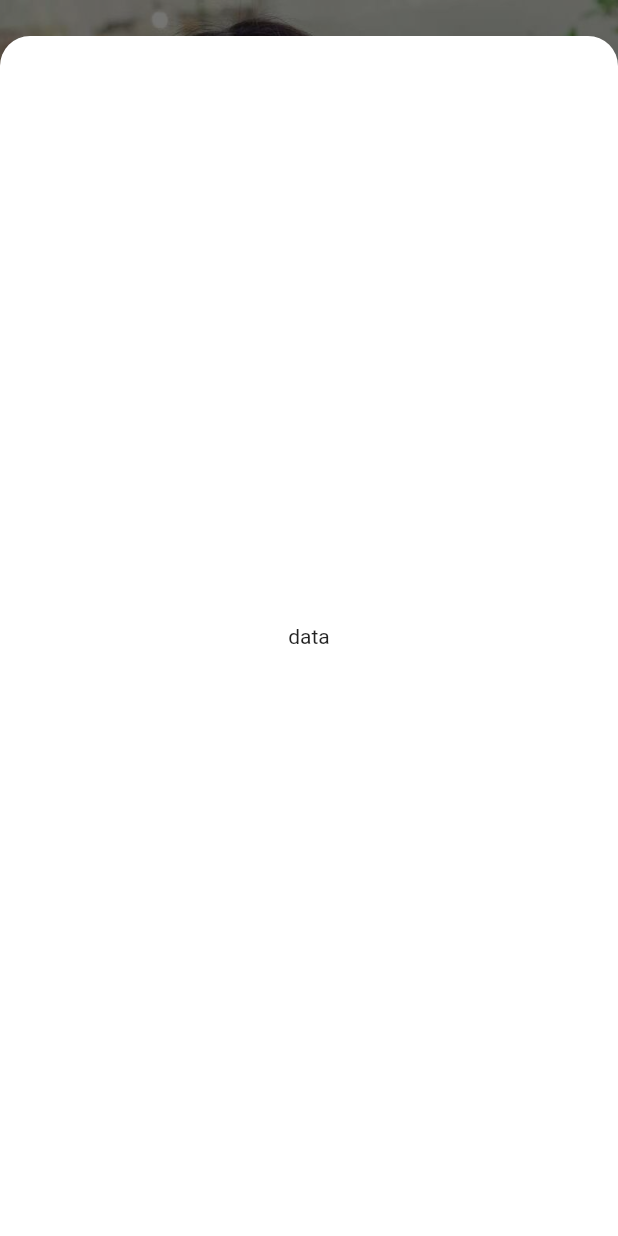
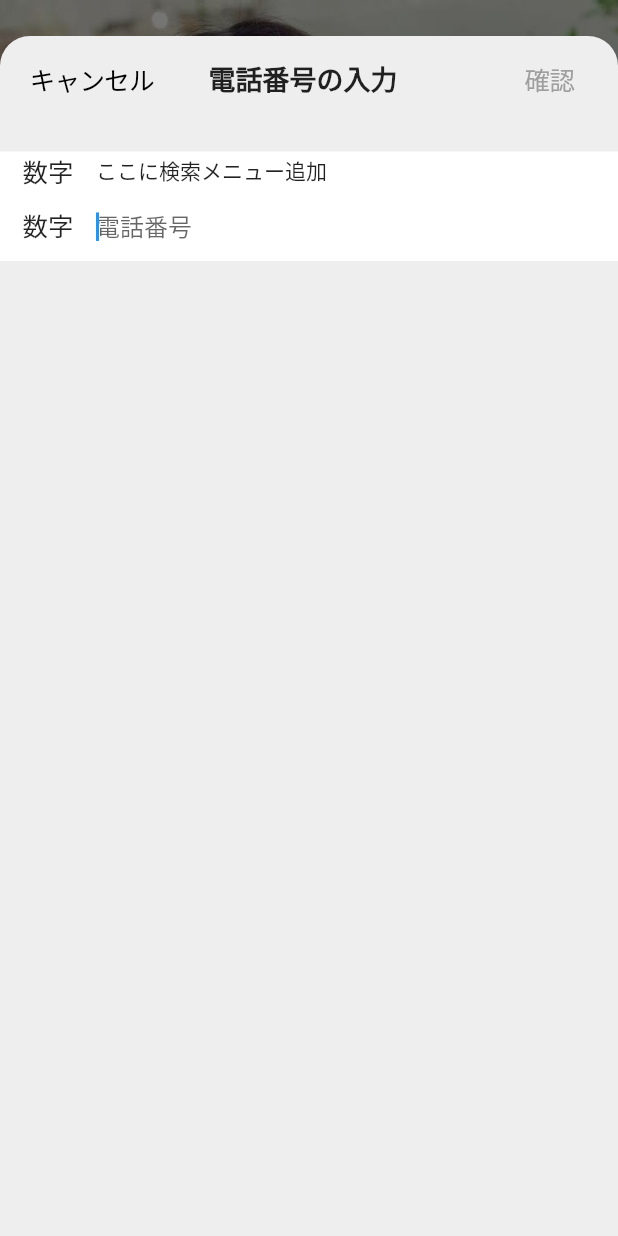
Before and after one commit to skmkuma/matching_app_sample, a Flutter app: the screen it shows after launch, after a tap on "その他の方法でサインイン", on a phone screen of 412 x 824 dp. Run offline on Flutter 3.47's test engine with Material 2 defaults, Android fonts, the phone set to English and light mode, and no system bars.

Commit message:
develop phone number sign in page

```diff
--- a/matchingapp_sample/lib/feature/toppage/presentation/pages/phone_number_sigin_in_page.dart
+++ b/matchingapp_sample/lib/feature/toppage/presentation/pages/phone_number_sigin_in_page.dart
@@ -1,17 +1,93 @@
+import 'package:flutter/cupertino.dart';
 import 'package:flutter/material.dart';
 
 class PhoneNumberSignInPage extends StatelessWidget {
-  const PhoneNumberSignInPage({Key? key}) : super(key: key);
+  final _phoneNumberController = TextEditingController();
+  PhoneNumberSignInPage({Key? key}) : super(key: key);
 
   @override
   Widget build(BuildContext context) {
     return Container(
       height: 800,
       decoration: const BoxDecoration(
-          color: Color.fromARGB(255, 255, 255, 255),
+          color: Color.fromARGB(255, 238, 238, 238),
           borderRadius: BorderRadius.only(
               topLeft: Radius.circular(20), topRight: Radius.circular(20))),
-      child: const Center(child: Text('data')),
+      child: Column(
+        children: [
+          Row(
+            mainAxisAlignment: MainAxisAlignment.start,
+            children: <Widget>[
+              CupertinoButton(
+                  child: const Text(
+                    'キャンセル',
+                    style: TextStyle(color: Colors.black),
+                  ),
+                  onPressed: () {
+                    Navigator.pop(context);
+                  }),
+              const SizedBox(width: 16),
+              const Text('電話番号の入力',
+                  style: TextStyle(fontSize: 18, fontWeight: FontWeight.bold)),
+              const SizedBox(width: 65),
+              CupertinoButton(
+                  child: const Text(
+                    '確認',
+                    style: TextStyle(color: Colors.grey),
+                  ),
+                  onPressed: () {}),
+            ],
+          ),
+          const SizedBox(height: 20),
+          Container(
+            color: const Color.fromARGB(255, 255, 255, 255),
+            child: Column(
+              children: [
+                Row(
+                  children: const <Widget>[
+                    SizedBox(width: 15),
+                    Text(
+                      '数字',
+                      style: TextStyle(fontSize: 17),
+                    ),
+                    SizedBox(width: 15),
+                    Expanded(
+                      child: Text('ここに検索メニュー追加'),
+                    ),
+                  ],
+                ),
+                Row(
+                  children: <Widget>[
+                    const SizedBox(width: 15),
+                    const Text(
+                      '数字',
+                      style: TextStyle(fontSize: 17),
+                    ),
+                    const SizedBox(width: 15),
+                    Expanded(
+                      child: TextField(
+                        controller: _phoneNumberController,
+                        autofocus: true, // 最初からフォーカスを当てる
+                        decoration: const InputDecoration(
+                          border: InputBorder.none,
+                          // labelStyle: TextStyle(fontSize: 20),
+                          // labelText: '電話番号',
+                          hintText: '電話番号',
+                        ),
+                        keyboardType: TextInputType.phone,
+                        onChanged: (text) {
+                          // text = text;
+                        },
+                        onTap: () {},
+                      ),
+                    ),
+                  ],
+                ),
+              ],
+            ),
+          ),
+        ],
+      ),
     );
   }
 }
--- a/matchingapp_sample/lib/feature/toppage/presentation/pages/top_page.dart
+++ b/matchingapp_sample/lib/feature/toppage/presentation/pages/top_page.dart
@@ -194,7 +194,7 @@ class SignInSupportButton extends StatelessWidget {
             Colors.transparent, // モーダル拝啓を透過させておくことでBorderRadiusの丸みが見える
         builder: (BuildContext context) {
           return (index == 0)
-              ? const PhoneNumberSignInPage()
+              ? PhoneNumberSignInPage()
               : OutlinedButton(
                   style: OutlinedButton.styleFrom(
                     padding: const EdgeInsets.symmetric(vertical: 200),
```
